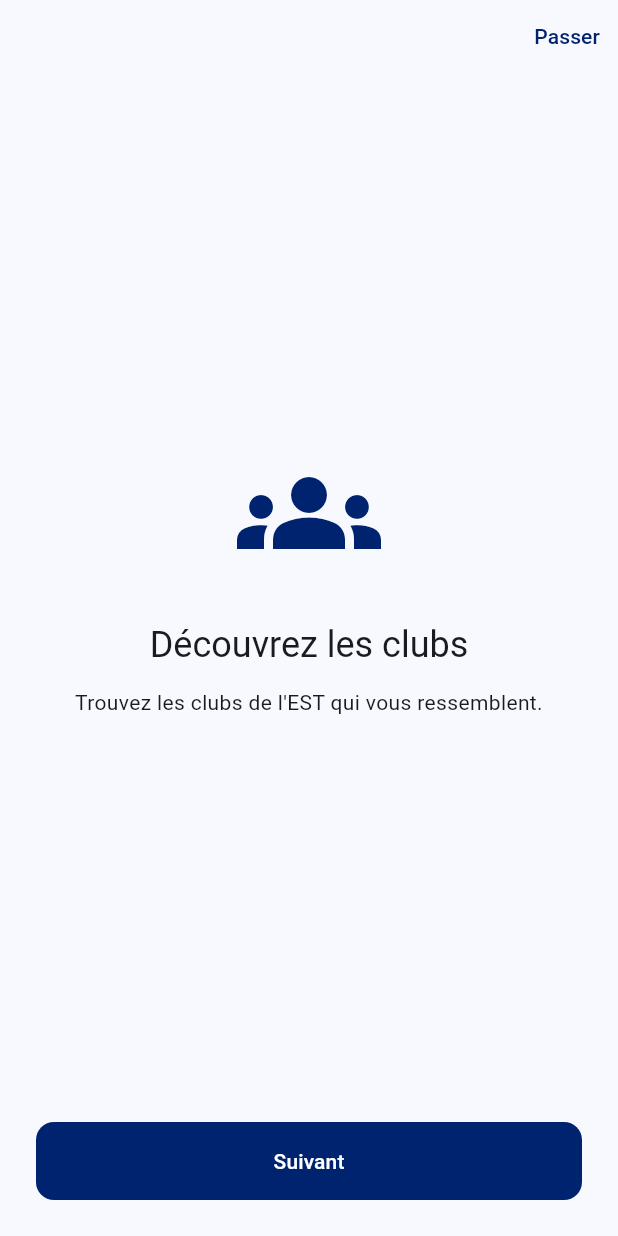
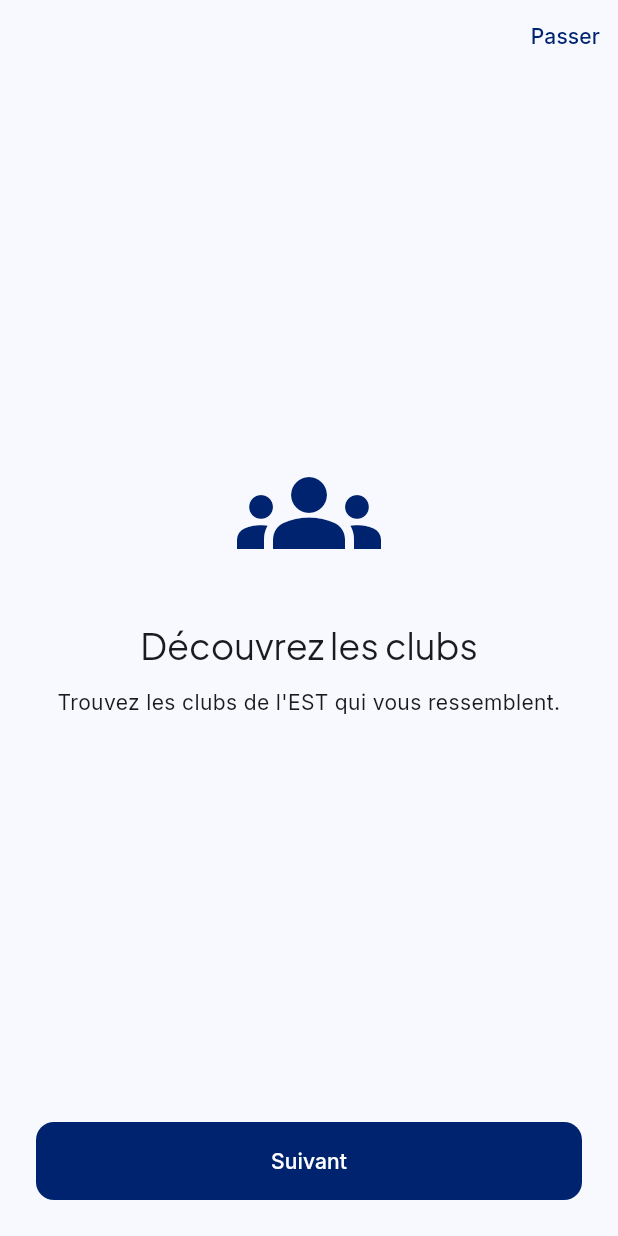
Before and after one commit to Oumrane-Echidmi/EST-Clubs-v-nements, a Flutter app: the screen it shows after launch, on a phone screen of 412 x 824 dp. Run offline on Flutter 3.47's test engine with Material 3 defaults, Android fonts, the phone set to English and light mode, and no system bars; our stand-ins replace cached_network_image, dio, flutter_riverpod, flutter_secure_storage, go_router, image_picker and 1 more; missing offline and left inert: add_2_calendar.

Commit message:
feat(mobile): bundle Inter and Plus Jakarta Sans fonts
Co-Authored-By: Claude Sonnet 5.5 <noreply@anthropic.com>

```diff
--- a/mobile/lib/core/router/app_router.dart
+++ b/mobile/lib/core/router/app_router.dart
@@ -46,7 +46,7 @@ final onboardingSeenProvider = FutureProvider<bool>((_) => onboardingSeen());
 
 final routerProvider = Provider<GoRouter>((ref) {
   final refresh = ValueNotifier(0);
-  ref.listen(authStateProvider, (_, __) => refresh.value++);
+  ref.listen(authStateProvider, (_, _) => refresh.value++);
   return GoRouter(
     initialLocation: '/splash',
     refreshListenable: refresh,
@@ -61,38 +61,38 @@ final routerProvider = Provider<GoRouter>((ref) {
     routes: [
       GoRoute(
           path: '/splash',
-          builder: (_, __) => const Scaffold(
+          builder: (_, _) => const Scaffold(
               body: Center(child: CircularProgressIndicator()))),
-      GoRoute(path: '/welcome', builder: (_, __) => const OnboardingScreen()),
-      GoRoute(path: '/login', builder: (_, __) => const LoginScreen()),
-      GoRoute(path: '/register', builder: (_, __) => const RegisterScreen()),
+      GoRoute(path: '/welcome', builder: (_, _) => const OnboardingScreen()),
+      GoRoute(path: '/login', builder: (_, _) => const LoginScreen()),
+      GoRoute(path: '/register', builder: (_, _) => const RegisterScreen()),
       GoRoute(
           path: '/forgot-password',
-          builder: (_, __) => const ForgotPasswordScreen()),
+          builder: (_, _) => const ForgotPasswordScreen()),
       GoRoute(
           path: '/reset-password',
-          builder: (_, __) => const ResetPasswordScreen()),
+          builder: (_, _) => const ResetPasswordScreen()),
       GoRoute(
           path: '/events/:id',
           builder: (_, s) => EventDetailScreen(s.pathParameters['id']!)),
       GoRoute(
           path: '/clubs/:id',
           builder: (_, s) => ClubDetailScreen(s.pathParameters['id']!)),
-      GoRoute(path: '/student', builder: (_, __) => const StudentShell()),
+      GoRoute(path: '/student', builder: (_, _) => const StudentShell()),
       GoRoute(
           path: '/club-admin',
-          builder: (_, __) => const ClubAdminHome()),
+          builder: (_, _) => const ClubAdminHome()),
       GoRoute(
           path: '/super-admin',
-          builder: (_, __) => const SuperAdminHome()),
+          builder: (_, _) => const SuperAdminHome()),
       GoRoute(
-          path: '/profile/edit', builder: (_, __) => const ProfileEditScreen()),
+          path: '/profile/edit', builder: (_, _) => const ProfileEditScreen()),
       GoRoute(
           path: '/profile/password',
-          builder: (_, __) => const ChangePasswordScreen()),
+          builder: (_, _) => const ChangePasswordScreen()),
       GoRoute(
           path: '/notifications',
-          builder: (_, __) => const NotificationsScreen()),
+          builder: (_, _) => const NotificationsScreen()),
     ],
   );
 });
--- a/mobile/lib/core/theme/app_theme.dart
+++ b/mobile/lib/core/theme/app_theme.dart
@@ -35,8 +35,9 @@ ThemeData buildTheme(Brightness brightness) {
     error: AppColors.error,
     surface: light ? AppColors.surface : null,
   );
-  return ThemeData(
+  final theme = ThemeData(
     useMaterial3: true,
+    fontFamily: "Inter", // bundled in assets/fonts
     colorScheme: scheme,
     scaffoldBackgroundColor: scheme.surface,
     // Stitch look: flat surface app bar with a bold primary title.
@@ -46,6 +47,7 @@ ThemeData buildTheme(Brightness brightness) {
       elevation: 0,
       scrolledUnderElevation: 0,
       titleTextStyle: TextStyle(
+          fontFamily: "PlusJakartaSans",
           color: scheme.primary, fontSize: 20, fontWeight: FontWeight.w800),
     ),
     // White rounded cards with a soft shadow.
@@ -78,4 +80,15 @@ ThemeData buildTheme(Brightness brightness) {
       ),
     ),
   );
+  // Headlines use Plus Jakarta Sans (Stitch); everything else stays Inter.
+  TextStyle? h(TextStyle? t) => t?.copyWith(fontFamily: "PlusJakartaSans");
+  final t = theme.textTheme;
+  return theme.copyWith(
+    textTheme: t.copyWith(
+      headlineLarge: h(t.headlineLarge),
+      headlineMedium: h(t.headlineMedium),
+      headlineSmall: h(t.headlineSmall),
+      titleLarge: h(t.titleLarge),
+    ),
+  );
 }
--- a/mobile/lib/features/auth/presentation/login_screen.dart
+++ b/mobile/lib/features/auth/presentation/login_screen.dart
@@ -120,7 +120,7 @@ class _LoginScreenState extends ConsumerState<LoginScreen> {
         padding: const EdgeInsets.only(bottom: 6),
         child: Row(mainAxisAlignment: MainAxisAlignment.spaceBetween, children: [
           Text(l, style: const TextStyle(fontWeight: FontWeight.w700)),
-          if (trailing != null) trailing,
+          ?trailing,
         ]));
     return Scaffold(
       body: SafeArea(
--- a/mobile/lib/features/club_admin/data/club_admin_repository.dart
+++ b/mobile/lib/features/club_admin/data/club_admin_repository.dart
@@ -89,8 +89,8 @@ class ClubAdminRepository {
   /// ASSUMED: PATCH /clubs/:id with any of description, logoUrl.
   Future<void> updateClub(String id, {String? description, String? logoUrl}) =>
       guarded(() => _dio.patch('/clubs/$id', data: {
-            if (description != null) 'description': description,
-            if (logoUrl != null) 'logoUrl': logoUrl,
+            'description': ?description,
+            'logoUrl': ?logoUrl,
           }));
 
   Future<void> delete(String id) => guarded(() => _dio.delete('/events/$id'));
--- a/mobile/lib/features/profile/profile.dart
+++ b/mobile/lib/features/profile/profile.dart
@@ -29,9 +29,9 @@ class ProfileRepository {
 
   Future<void> update({String? fullName, String? studentId, String? avatarUrl}) =>
       guarded(() => _dio.patch('/me', data: {
-            if (fullName != null) 'fullName': fullName,
-            if (studentId != null) 'studentId': studentId,
-            if (avatarUrl != null) 'avatarUrl': avatarUrl,
+            'fullName': ?fullName,
+            'studentId': ?studentId,
+            'avatarUrl': ?avatarUrl,
           }));
 
   Future<void> changePassword(String current, String next) => guarded(() =>
```
Also changed, not shown: mobile/assets/fonts/OFL-Inter.txt (added, +93 -0 lines), mobile/pubspec.yaml (+27 -0 lines), mobile/assets/fonts/Inter.ttf (added), mobile/assets/fonts/PlusJakartaSans.ttf (added), 1 other file.
